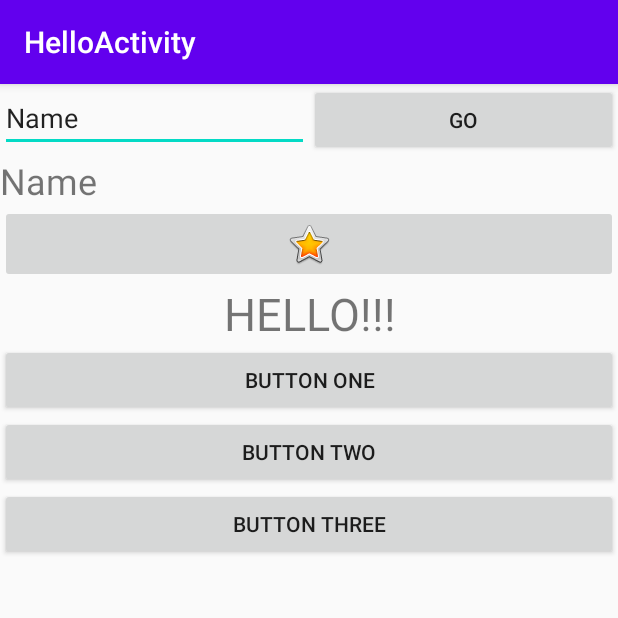
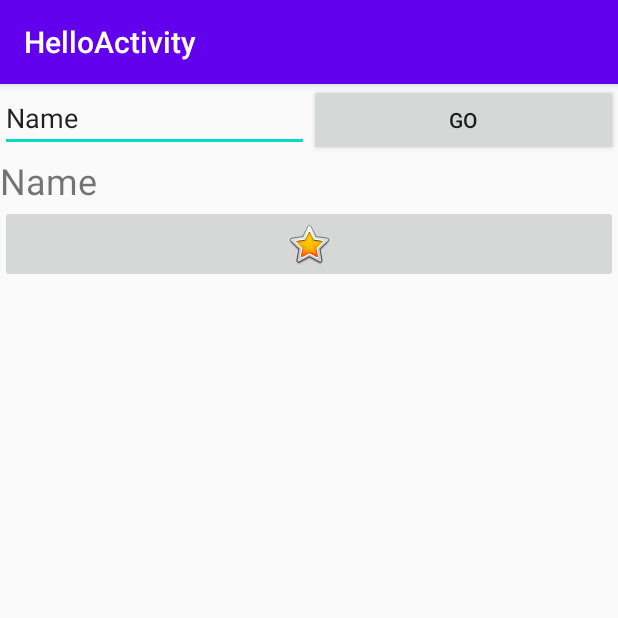
Before and after one commit to Serggithub777/android-basic-level, an Android app: the screen it shows after launch (MainActivity), after a tap on "GO", on a phone screen of 412 x 824 dp, the top half of it. Run offline under Robolectric (Android 15) with nearby library versions, the phone set to English and light mode, and no system bars.

Commit message:
Lesson_2 added

```diff
--- a/Lesson_1/HelloActivity/app/src/main/java/com/example/helloactivity/MainActivity.java
+++ b/Lesson_1/HelloActivity/app/src/main/java/com/example/helloactivity/MainActivity.java
@@ -2,19 +2,16 @@ package com.example.helloactivity;
 
 import androidx.appcompat.app.AppCompatActivity;
 
-
+import android.annotation.SuppressLint;
 import android.os.Bundle;
 import android.view.View;
 import android.widget.Button;
 import android.widget.EditText;
-import android.widget.ImageButton;
 import android.widget.TextView;
-import android.widget.Toast;
 
 public class MainActivity extends AppCompatActivity {
     private EditText enterText;
     private TextView textOut;
-
 
     @Override
     protected void onCreate(Bundle savedInstanceState) {
@@ -23,29 +20,16 @@ public class MainActivity extends AppCompatActivity {
 
         enterText = findViewById(R.id.editTextEnter);
         textOut = findViewById(R.id.textViewOut);
-        ImageButton imageButton = findViewById(R.id.imageButton);
+
         Button buttonGo = findViewById(R.id.buttonGo);
-
-        View.OnClickListener listener =new View.OnClickListener() {
+        buttonGo.setOnClickListener(new View.OnClickListener() {
             @Override
             public void onClick(View v) {
-                switch (v.getId()) {
-                    case R.id.buttonGo:
-                        Toast.makeText(MainActivity.this,"Push Button GO!",Toast.LENGTH_SHORT).show();
-                        String str = enterText.getText().toString();
-                        textOut.setText(str);
-                        break;
-                    case R.id.imageButton:
-                        Toast.makeText(MainActivity.this,"Push Image Button!",Toast.LENGTH_SHORT).show();
-                        String text = "Push Image Button!!";
-                        textOut.setText(text);
-                        break;
-                }
 
+                String str = enterText.getText().toString();
+                textOut.setText(str);
             }
-        };
-        buttonGo.setOnClickListener(listener);
-        imageButton.setOnClickListener(listener);
+        });
 
     }
 }
--- a/Lesson_1/HelloActivity/app/src/main/res/layout/activity_main.xml
+++ b/Lesson_1/HelloActivity/app/src/main/res/layout/activity_main.xml
@@ -3,9 +3,9 @@
     xmlns:app="http://schemas.android.com/apk/res-auto"
     xmlns:tools="http://schemas.android.com/tools"
     android:layout_width="match_parent"
-    android:layout_height="wrap_content"
+    android:layout_height="match_parent"
     android:orientation="vertical"
-    tools:context=".MainActivity">
+    tools:context=".MainActivity" >
 
     <LinearLayout
         android:layout_width="match_parent"
@@ -55,30 +55,4 @@
             app:srcCompat="@android:drawable/btn_star_big_on" />
     </FrameLayout>
 
-    <TextView
-        android:id="@+id/textViewHello"
-        android:layout_width="match_parent"
-        android:layout_height="wrap_content"
-        android:text="@string/textViewHello"
-        android:textAlignment="center"
-        android:textSize="30sp" />
-
-    <Button
-        android:id="@+id/buttonOne"
-        android:layout_width="match_parent"
-        android:layout_height="wrap_content"
-        android:text="@string/buttonOne" />
-
-    <Button
-        android:id="@+id/buttonTwo"
-        android:layout_width="match_parent"
-        android:layout_height="wrap_content"
-        android:text="@string/buttonTwo" />
-
-    <Button
-        android:id="@+id/buttonThree"
-        android:layout_width="match_parent"
-        android:layout_height="wrap_content"
-        android:text="@string/buttonThree" />
-
 </LinearLayout>
--- a/Lesson_1/HelloActivity/app/src/main/res/values/strings.xml
+++ b/Lesson_1/HelloActivity/app/src/main/res/values/strings.xml
@@ -5,8 +5,4 @@
     <string name="buttonGo">go</string>
     <string name="textViewOut" />
     <string name="editTextEnter">Name</string>
-    <string name="textViewHello">HELLO!!!</string>
-    <string name="buttonOne">button one</string>
-    <string name="buttonTwo">Button Two</string>
-    <string name="buttonThree">Button Three</string>
 </resources>
--- /dev/null
+++ b/Lesson_2/ScrollView/app/src/main/java/com/example/scrollview/MainActivity.java
@@ -0,0 +1,14 @@
+package com.example.scrollview;
+
+import androidx.appcompat.app.AppCompatActivity;
+
+import android.os.Bundle;
+
+public class MainActivity extends AppCompatActivity {
+
+    @Override
+    protected void onCreate(Bundle savedInstanceState) {
+        super.onCreate(savedInstanceState);
+        setContentView(R.layout.activity_main);
+    }
+}
```
Also changed, not shown: Lesson_2/ScrollView/app/src/main/res/drawable/android_icon.png (deleted), Lesson_2/ScrollView/app/src/main/res/drawable/android_robot.png (deleted), Lesson_2/ScrollView/app/src/main/res/drawable/rain_background.jpg (deleted), Lesson_2/ScrollView/app/src/main/res/drawable/scenery_summer_soads_492167.jpg (deleted), Lesson_2/ScrollView/app/src/main/res/drawable/st_petersburg_rain_russia_street.jpg (deleted).
